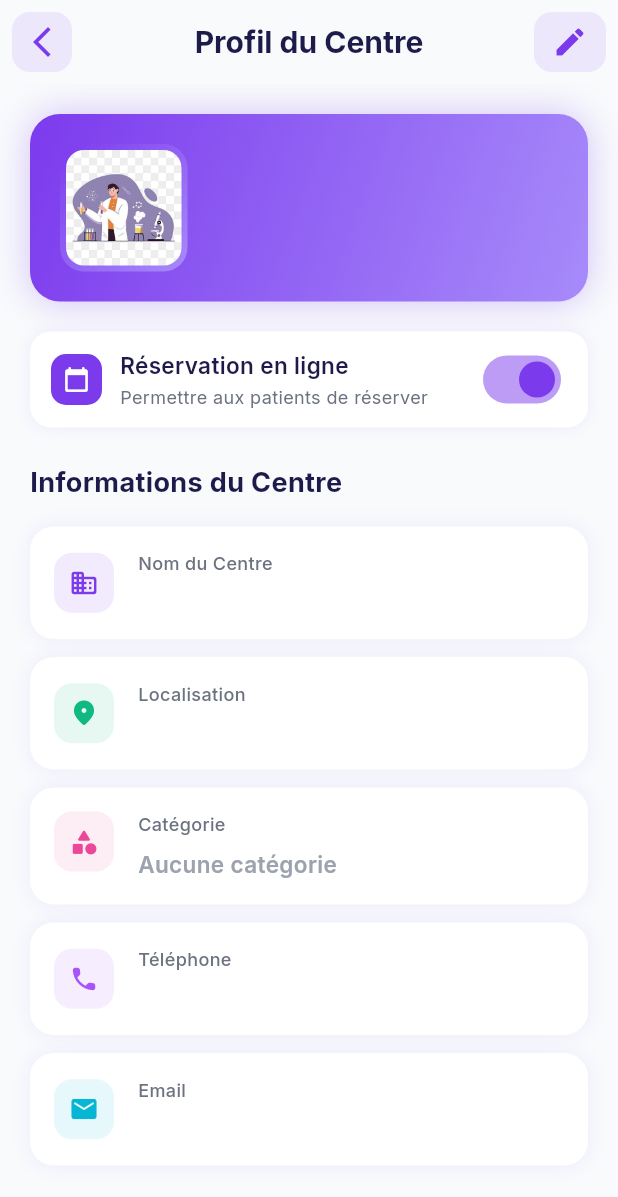
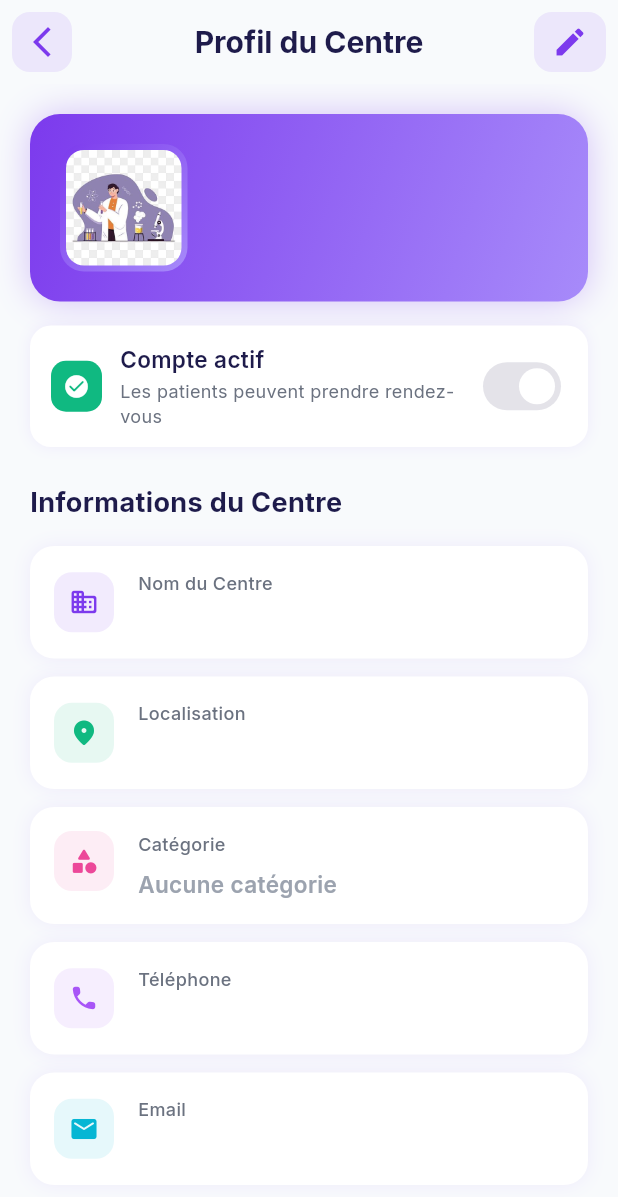
Before and after one commit to Yassminette5/medaichain-mobile, a Flutter app: the CenterProfileScreen screen opened directly, on a phone screen of 412 x 824 dp. Shown: the top 1197 px of the screen. Run offline on Flutter 3.47's test engine with Material 3 defaults, Android fonts, the phone set to English and light mode, and no system bars; our stand-ins replace google_fonts, shared_preferences; accounts and stored records are empty; network calls fail.

Commit message:
feat: Toggle isActive pour activer/désactiver les rendez-vous du centre

```diff
--- a/lib/screens/centre_analyse/center_profile_screen.dart
+++ b/lib/screens/centre_analyse/center_profile_screen.dart
@@ -19,6 +19,7 @@ class _CenterProfileScreenState extends State<CenterProfileScreen> {
   String? _email;
   String? _logoUrl;
   bool _onlineBookingEnabled = true;
+  bool _isActive = true;
   bool _isEditing = false;
   bool _isLoading = true;
 
@@ -74,6 +75,13 @@ class _CenterProfileScreenState extends State<CenterProfileScreen> {
           _email = labProfile['email'] ?? '';
           _logoUrl = labProfile['logo'] ?? labProfile['logoUrl'] ?? labProfile['image'];
           _onlineBookingEnabled = labProfile['onlineBooking'] ?? labProfile['reservation_en_ligne'] ?? true;
+          _isActive = labProfile['isActive'] ?? true;
+
+          // Normaliser la localisation pour correspondre exactement à un item du dropdown
+          if (_localisation != null && _localisation!.isNotEmpty) {
+            final normalizedLocation = _normalizeLocation(_localisation!);
+            _localisation = normalizedLocation;
+          }
 
           _nameController.text = _labName ?? '';
           _localisationController.text = _localisation ?? '';
@@ -118,6 +126,7 @@ class _CenterProfileScreenState extends State<CenterProfileScreen> {
         'phone': _phoneController.text,
         'email': _emailController.text,
         'onlineBooking': _onlineBookingEnabled,
+        'isActive': _isActive,
       };
 
       await ApiService.updateLabProfile(updateData);
@@ -220,8 +229,8 @@ class _CenterProfileScreenState extends State<CenterProfileScreen> {
                 crossAxisAlignment: CrossAxisAlignment.start,
                 children: [
                   _buildProfileCard(),
-                  const SizedBox(height: 20),
-                  _buildOnlineBookingCard(),
+                  const SizedBox(height: 16),
+                  _buildIsActiveCard(),
                   const SizedBox(height: 24),
                   _buildInfoSection(),
                   const SizedBox(height: 20), // Espace en bas pour le scroll
@@ -302,7 +311,10 @@ class _CenterProfileScreenState extends State<CenterProfileScreen> {
     );
   }
 
-  Widget _buildOnlineBookingCard() {
+
+
+
+  Widget _buildIsActiveCard() {
     return Container(
       padding: const EdgeInsets.symmetric(horizontal: 14, vertical: 12),
       decoration: BoxDecoration(
@@ -315,10 +327,14 @@ class _CenterProfileScreenState extends State<CenterProfileScreen> {
           Container(
             padding: const EdgeInsets.all(8),
             decoration: BoxDecoration(
-              color: AppColors.primary,
+              color: _isActive ? AppColors.success : AppColors.textSecondary,
               borderRadius: BorderRadius.circular(10),
             ),
-            child: const Icon(Icons.calendar_today_rounded, color: Colors.white, size: 18),
+            child: Icon(
+              _isActive ? Icons.check_circle_rounded : Icons.cancel_rounded,
+              color: Colors.white,
+              size: 18,
+            ),
           ),
           const SizedBox(width: 12),
           Expanded(
@@ -326,9 +342,9 @@ class _CenterProfileScreenState extends State<CenterProfileScreen> {
               crossAxisAlignment: CrossAxisAlignment.start,
               mainAxisSize: MainAxisSize.min,
               children: [
-                const Text(
-                  'Réservation en ligne',
-                  style: TextStyle(
+                Text(
+                  _isActive ? 'Compte actif' : 'Compte désactivé',
+                  style: const TextStyle(
                     fontSize: 15,
                     fontWeight: FontWeight.w600,
                     color: AppColors.textPrimary,
@@ -336,7 +352,9 @@ class _CenterProfileScreenState extends State<CenterProfileScreen> {
                 ),
                 const SizedBox(height: 2),
                 Text(
-                  'Permettre aux patients de réserver',
+                  _isActive
+                      ? 'Les patients peuvent prendre rendez-vous'
+                      : 'Les rendez-vous sont désactivés',
                   style: TextStyle(
                     fontSize: 12,
                     color: AppColors.textSecondary,
@@ -346,13 +364,13 @@ class _CenterProfileScreenState extends State<CenterProfileScreen> {
             ),
           ),
           Switch(
-            value: _onlineBookingEnabled,
-            onChanged: (value) {
+            value: _isActive,
+            onChanged: _isEditing ? (value) {
               setState(() {
-                _onlineBookingEnabled = value;
+                _isActive = value;
               });
-            },
-            activeColor: AppColors.primary,
+            } : null,
+            activeColor: AppColors.success,
             materialTapTargetSize: MaterialTapTargetSize.shrinkWrap,
           ),
         ],
@@ -470,6 +488,45 @@ class _CenterProfileScreenState extends State<CenterProfileScreen> {
     );
   }
 
+  String _normalizeLocation(String location) {
+    // Normaliser la localisation pour correspondre exactement à un item du dropdown
+    final tunisianCities = [
+      'Tunis',
+      'Ariana',
+      'Ben Arous',
+      'Manouba',
+      'Bizerte',
+      'Nabeul',
+      'Zaghouan',
+      'Sousse',
+      'Monastir',
+      'Mahdia',
+      'Sfax',
+      'Kairouan',
+      'Kasserine',
+      'Sidi Bouzid',
+      'Gafsa',
+      'Tozeur',
+      'Kebili',
+      'Gabès',
+      'Médenine',
+      'Tataouine',
+      'Béja',
+      'Jendouba',
+      'Le Kef',
+      'Siliana',
+    ];
+
+    // Chercher une correspondance insensible à la casse
+    final lowerLocation = location.toLowerCase();
+    for (final city in tunisianCities) {
+      if (city.toLowerCase() == lowerLocation) {
+        return city; // Retourner la version avec la bonne casse
+      }
+    }
+    return location; // Si aucune correspondance, retourner l'original
+  }
+
   Widget _buildLocationField() {
     final tunisianCities = [
       'Tunis',
@@ -538,7 +595,9 @@ class _CenterProfileScreenState extends State<CenterProfileScreen> {
                         ),
                         child: DropdownButtonHideUnderline(
                           child: DropdownButton<String>(
-                            value: _localisation?.isEmpty ?? true ? null : _localisation,
+                            value: _localisation?.isEmpty ?? true
+                                ? null
+                                : (tunisianCities.contains(_localisation) ? _localisation : null),
                             isExpanded: true,
                             hint: Text(
                               'Sélectionner une ville',
@@ -572,15 +631,15 @@ class _CenterProfileScreenState extends State<CenterProfileScreen> {
                             }).toList(),
                             onChanged: (String? newValue) {
                               setState(() {
-                                _localisation = newValue;
-                                _localisationController.text = newValue ?? '';
+                                _localisation = newValue != null ? _normalizeLocation(newValue) : null;
+                                _localisationController.text = _localisation ?? '';
                               });
                             },
                           ),
                         ),
                       )
                     : Text(
-                        _localisation ?? 'Non spécifié',
+                        _localisation ?? '',
                         style: const TextStyle(
                           fontSize: 15,
                           fontWeight: FontWeight.w600,
```
